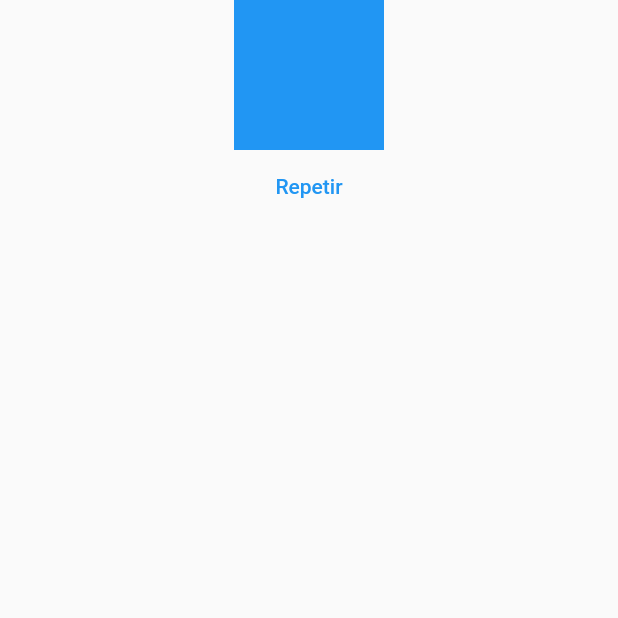
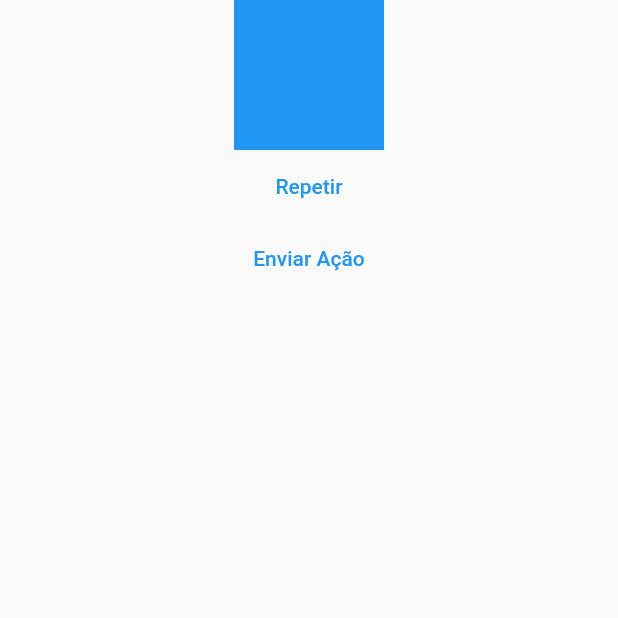
Before and after one commit to abe2602/state_builder, a Flutter app: the screen it shows after launch, on a phone screen of 412 x 824 dp, the top half of it. Run offline on Flutter 3.47's test engine with Material 2 defaults, Android fonts, the phone set to English and light mode, and no system bars; our stand-ins replace flutter_bloc.

```diff
--- /dev/null
+++ b/lib/action_handler.dart
@@ -0,0 +1,23 @@
+import 'package:flutter/cupertino.dart';
+import 'package:flutter_bloc/flutter_bloc.dart';
+
+class ActionHandler<Action> extends StatelessWidget {
+  const ActionHandler({
+    required this.bloc,
+    required this.actionListener,
+    required this.child,
+    Key? key,
+  }) : super(key: key);
+
+  final BlocBase bloc;
+  final ValueChanged<Action> actionListener;
+  final Widget child;
+
+  @override
+  Widget build(BuildContext context) => BlocListener(
+        bloc: bloc,
+        listenWhen: (_, action) => action is Action,
+        listener: (_, action) => actionListener(action as Action),
+        child: child,
+      );
+}
--- a/lib/main.dart
+++ b/lib/main.dart
@@ -1,4 +1,5 @@
 import 'package:flutter/material.dart';
+import 'package:state_builder/action_handler.dart';
 import 'package:state_builder/main_bloc.dart';
 import 'package:state_builder/main_states.dart';
 import 'package:state_builder/response_state_builder.dart';
@@ -19,6 +20,11 @@ class MyApp extends StatelessWidget {
       ),
       home: Scaffold(
         body: SafeArea(
+          child: ActionHandler<MainActions>(
+            bloc: bloc,
+            actionListener: (state) {
+              print(state);
+            },
             child: ResponseStateBuilder<Loading, Error, Success>(
               bloc: bloc,
               errorWidgetBuilder: (error) {
@@ -43,6 +49,10 @@ class MyApp extends StatelessWidget {
                         onPressed: bloc.changeState,
                         child: Text('Repetir'),
                       ),
+                      TextButton(
+                        onPressed: bloc.sendAction,
+                        child: Text('Enviar Ação'),
+                      ),
                     ],
                   ),
                 );
@@ -50,6 +60,7 @@ class MyApp extends StatelessWidget {
             ),
           ),
         ),
+      ),
     );
   }
 }
--- a/lib/main_bloc.dart
+++ b/lib/main_bloc.dart
@@ -7,7 +7,7 @@ class MainBloc extends Cubit<MainStates> {
   }
 
   void changeState() {
-    emit(Loading());
+    emit(Idle());
 
     Future.delayed(
       const Duration(milliseconds: 5000),
@@ -23,4 +23,8 @@ class MainBloc extends Cubit<MainStates> {
       },
     );
   }
+
+  void sendAction() {
+     emit(NavigateToNextPage());
+  }
 }
--- a/lib/main_states.dart
+++ b/lib/main_states.dart
@@ -1,4 +1,6 @@
 abstract class MainStates {}
+
+abstract class MainActions extends MainStates {}
 
 class Success extends MainStates {}
 
@@ -7,3 +9,5 @@ class Error extends MainStates {}
 class Loading extends MainStates {}
 
 class Idle extends MainStates {}
+
+class NavigateToNextPage extends MainActions {}
--- a/lib/response_state_builder.dart
+++ b/lib/response_state_builder.dart
@@ -1,8 +1,7 @@
 import 'package:flutter/cupertino.dart';
 import 'package:flutter_bloc/flutter_bloc.dart';
 
-class ResponseStateBuilder<Loading, Error, Success>
-    extends StatelessWidget {
+class ResponseStateBuilder<Loading, Error, Success> extends StatelessWidget {
   const ResponseStateBuilder({
     required this.bloc,
     required this.successWidgetBuilder,
@@ -19,6 +18,8 @@ class ResponseStateBuilder<Loading, Error, Success>
   @override
   Widget build(BuildContext context) => BlocBuilder(
         bloc: bloc,
+        buildWhen: (_, state) =>
+            state is Loading || state is Error || state is Success,
         builder: (_, state) {
           if (state == null || state is Loading) {
             return Center(
@@ -30,8 +31,7 @@ class ResponseStateBuilder<Loading, Error, Success>
             return successWidgetBuilder(state as Success);
           }
 
-        throw UnknownStateTypeException();
-      });
+          return Container();
+        },
+      );
 }
-
-class UnknownStateTypeException implements Exception {}
```
Lines whose indentation alone changed are shown as unchanged.
